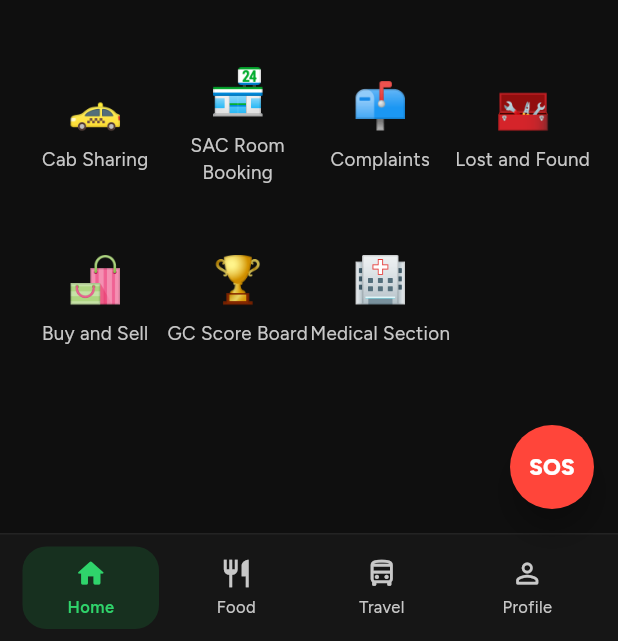
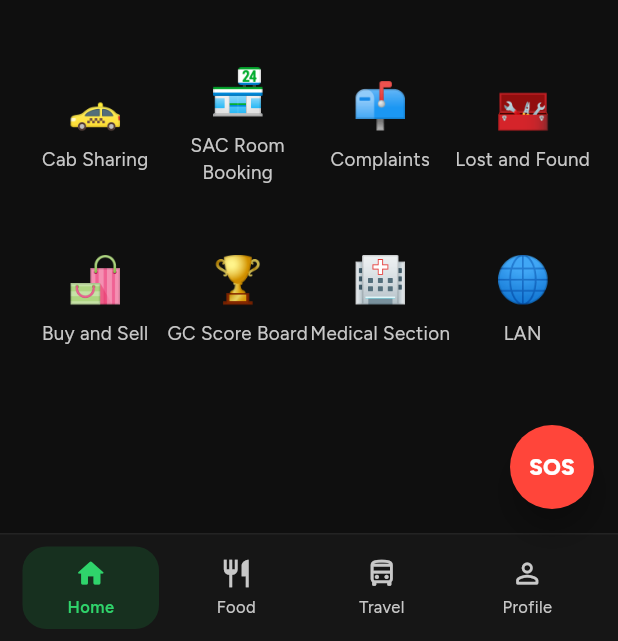
Before and after one commit to KaveiDuo/snake-watch, a Flutter app: the HomeShell screen opened directly, scrolled down 275 dp, on a phone screen of 412 x 824 dp, the part 595-1236 px from its top. Run offline on Flutter 3.47's test engine with Material 3 defaults, Android fonts, the phone set to English and light mode, and no system bars; our stand-ins replace flutter_map, geolocator, image_picker, latlong2.

Commit message:
Add LAN to Quick Access
Co-Authored-By: Claude Opus 5.5 <noreply@anthropic.com>

```diff
--- a/lib/screens/home_shell.dart
+++ b/lib/screens/home_shell.dart
@@ -303,6 +303,7 @@ class _HomeTab extends StatelessWidget {
                 ('🛍', 'Buy and Sell'),
                 ('🏆', 'GC Score Board'),
                 ('🏥', 'Medical Section'),
+                ('🌐', 'LAN'),
               ])
                 InkWell(
                   borderRadius: BorderRadius.circular(14),
```
